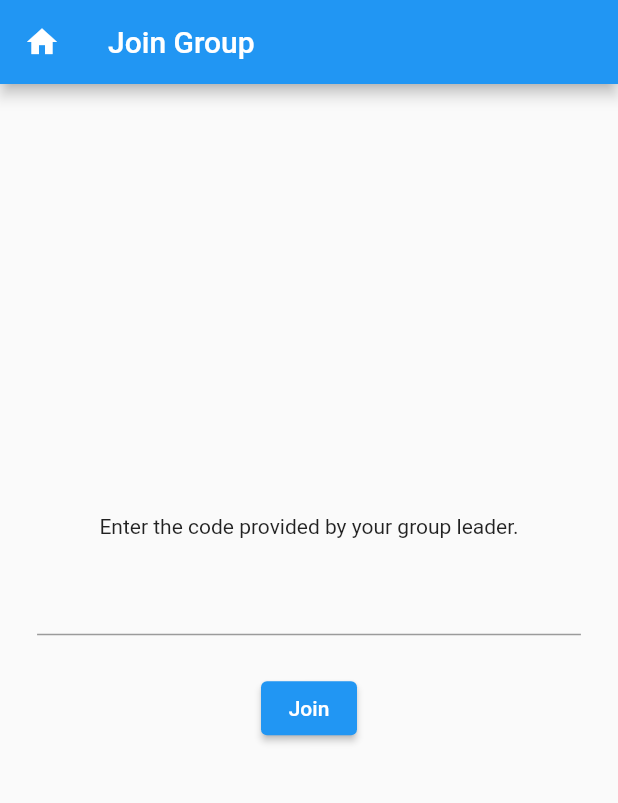
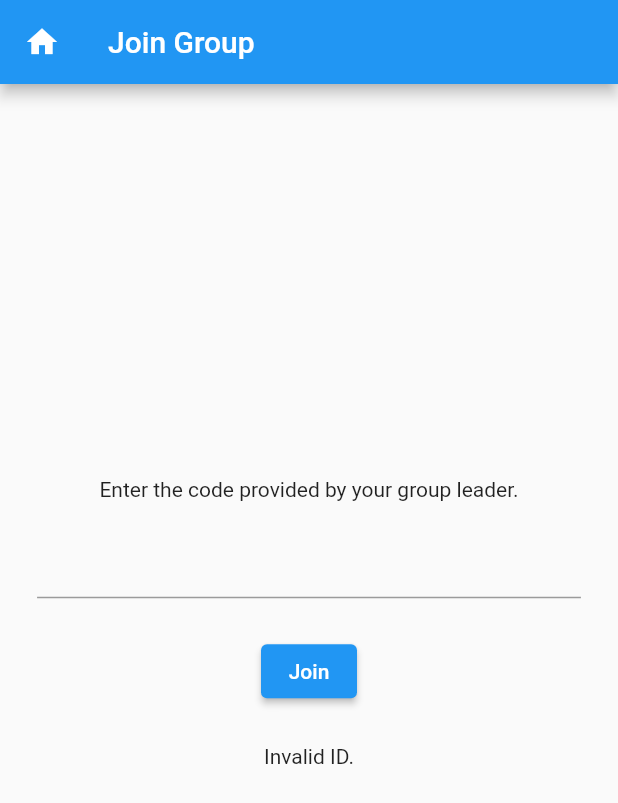
Before and after one commit to NotTYR/proflow, a Flutter app: the JoinGroup screen opened directly, after a tap on "Join", on a phone screen of 412 x 824 dp. Shown: the top 803 px of the screen. Run offline on Flutter 3.47's test engine with Material 2 defaults, Android fonts, the phone set to English and light mode, and no system bars; our stand-ins replace cloud_firestore, dotted_border, equatable, firebase_auth, firebase_core, flutter_easyloading and 8 more; missing offline and left inert: gsheets, onboarding; accounts and stored records are empty; key blocks and very long unbroken strings in the code were emptied for the run.

Commit message:
onboarding page

```diff
--- a/lib/home_page.dart
+++ b/lib/home_page.dart
@@ -5,7 +5,7 @@ import 'package:shared_preferences/shared_preferences.dart';
 import 'package:ProFlow/navigation/student/homepage.dart';
 import 'package:ProFlow/guest_page.dart';
 
-import 'navigation/student/create group/proposal_page.dart';
+import 'navigation/student/create group/create_group.dart';
 
 class HomePage extends StatefulWidget {
   const HomePage({super.key});
--- a/lib/main.dart
+++ b/lib/main.dart
@@ -9,7 +9,7 @@ import 'home_page.dart';
 import 'package:flutter/services.dart';
 import 'package:get_storage/get_storage.dart';
 import 'package:flutter_easyloading/flutter_easyloading.dart';
-import 'navigation/student/create group/proposal_page.dart';
+import 'navigation/student/create group/create_group.dart';
 import 'navigation/student/create group/sheets_api.dart';
 import 'package:ProFlow/utils.dart';
 
--- a/lib/navigation/student/create group/proposal_page.dart
+++ b/lib/navigation/student/create group/create_group.dart
@@ -1,5 +1,6 @@
 import 'package:ProFlow/extensions.dart';
 import 'package:ProFlow/navigation/student/homepage.dart';
+import 'package:ProFlow/navigation/student/onboarding.dart';
 import 'package:cloud_firestore/cloud_firestore.dart';
 import 'package:dotted_border/dotted_border.dart';
 import 'package:firebase_auth/firebase_auth.dart';
@@ -12,6 +13,7 @@ import 'package:flutter_svg/svg.dart';
 import 'package:get/get.dart';
 import 'package:get/get_core/src/get_main.dart';
 import 'package:google_sign_in/google_sign_in.dart';
+import 'package:onboarding/onboarding.dart';
 import 'package:shared_preferences/shared_preferences.dart';
 import '../../../guest_page.dart';
 import '../my project/core/values/colors.dart';
@@ -66,7 +68,7 @@ class _ProposalPageState extends State<ProposalPage> {
               Container(
                   width: MediaQuery.of(context).size.width * 0.6,
                   margin: EdgeInsets.only(
-                    bottom: 4.0.hp,
+                    bottom: 3.0.hp,
                   ),
                   child: const FittedBox(
                       child: Text(
@@ -128,7 +130,7 @@ class _ProposalPageState extends State<ProposalPage> {
                                   Navigator.push(
                                     context,
                                     MaterialPageRoute(
-                                        builder: (context) => StudentPage()),
+                                        builder: (context) => OnboardingPage()),
                                   );
                                 },
                               ),
@@ -225,8 +227,7 @@ class _JoinGroupState extends State<JoinGroup> {
                       groupexists = true;
                     }
                   }
-                  print('hi');
-                  if (groupexists) {
+                  if (groupexists == true) {
                     success = true;
                     print('join');
                     final docs = await firestore
@@ -239,15 +240,48 @@ class _JoinGroupState extends State<JoinGroup> {
                         .collection('groups')
                         .doc(controller.text)
                         .update({"members": members});
-                    controlled = 'Joined';
+                    setState(() {
+                      controlled = '';
+                    });
+                    showDialog<void>(
+                      context: context,
+                      barrierDismissible: false, // user must tap button
+                      builder: (BuildContext context) {
+                        return AlertDialog(
+                          title: const Text('Join Success'),
+                          content: SingleChildScrollView(
+                            child: ListBody(
+                              children: <Widget>[
+                                Text('Group ID: ' + controller.text),
+                              ],
+                            ),
+                          ),
+                          actions: <Widget>[
+                            TextButton(
+                              child: const Text('Proceed'),
+                              onPressed: () {
+                                Navigator.push(
+                                  context,
+                                  MaterialPageRoute(
+                                      builder: (context) => OnboardingPage()),
+                                );
+                              },
+                            ),
+                          ],
+                        );
+                      },
+                    );
                   } else {
                     success = false;
-                    controlled = 'Invalid ID.';
+                    setState(() {
+                      controlled = 'Invalid ID.';
+                    });
                   }
                 },
                 child: Text('Join')),
+            SizedBox(height: 3.0.hp),
             Text(controlled),
-            SizedBox(height: 3.0.hp),
+            SizedBox(height: 6.0.hp),
           ],
         ),
       ),
--- a/lib/navigation/student/create group/find_mentor.dart
+++ b/lib/navigation/student/create group/find_mentor.dart
@@ -1,4 +1,4 @@
-import 'package:ProFlow/navigation/student/create%20group/proposal_page.dart';
+import 'package:ProFlow/navigation/student/create%20group/create_group.dart';
 import 'package:flutter/material.dart';
 import 'package:flutter/services.dart';
 import '../../../appbar.dart';
--- a/lib/navigation/student/homepage.dart
+++ b/lib/navigation/student/homepage.dart
@@ -1,7 +1,7 @@
 import 'package:ProFlow/extensions.dart';
 import 'package:ProFlow/navigation/student/text%20and%20voice/chat_page.dart';
 import 'package:flutter_svg/flutter_svg.dart';
-import 'package:ProFlow/navigation/student/create%20group/proposal_page.dart';
+import 'package:ProFlow/navigation/student/create%20group/create_group.dart';
 import 'package:ProFlow/navigation/student/forum/forum.dart';
 import 'package:ProFlow/navigation/student/my%20project/modules/home/view.dart';
 import 'package:flutter/material.dart';
--- /dev/null
+++ b/lib/navigation/student/onboarding.dart
@@ -0,0 +1,327 @@
+import 'package:ProFlow/extensions.dart';
+import 'package:ProFlow/navigation/student/homepage.dart';
+import 'package:ProFlow/navigation/student/my%20project/core/values/colors.dart';
+import 'package:flutter/material.dart';
+import 'package:onboarding/onboarding.dart';
+
+class OnboardingPage extends StatefulWidget {
+  const OnboardingPage({super.key});
+
+  @override
+  State<OnboardingPage> createState() => _OnboardingPageState();
+}
+
+class _OnboardingPageState extends State<OnboardingPage> {
+  late Material materialButton;
+  late int index;
+  final onboardingPagesList = [
+    PageModel(
+      widget: DecoratedBox(
+        decoration: BoxDecoration(
+          border: Border.all(
+            width: 0.0,
+            color: Colors.white,
+          ),
+        ),
+        child: SingleChildScrollView(
+          controller: ScrollController(),
+          child: Column(
+            children: [
+              Padding(
+                padding: const EdgeInsets.symmetric(
+                  horizontal: 45.0,
+                  vertical: 60.0,
+                ),
+                child: Image.asset('assets/logo.png'),
+              ),
+              const Padding(
+                padding: EdgeInsets.symmetric(horizontal: 45.0),
+                child: Align(
+                  alignment: Alignment.centerLeft,
+                  child: Text(
+                    'PROJECT MANAGEMENT, REDEFINED',
+                    style: TextStyle(
+                      fontSize: 20.0,
+                      fontWeight: FontWeight.bold,
+                    ),
+                    textAlign: TextAlign.left,
+                  ),
+                ),
+              ),
+              const Padding(
+                padding: EdgeInsets.symmetric(horizontal: 45.0, vertical: 20.0),
+                child: Align(
+                  alignment: Alignment.centerLeft,
+                  child: Text(
+                    "It's time to revolutionise the way you work!",
+                    style: TextStyle(
+                      fontWeight: FontWeight.normal,
+                    ),
+                    textAlign: TextAlign.left,
+                  ),
+                ),
+              ),
+            ],
+          ),
+        ),
+      ),
+    ),
+    PageModel(
+      widget: DecoratedBox(
+        decoration: BoxDecoration(
+          border: Border.all(
+            width: 0.0,
+            color: Colors.white,
+          ),
+        ),
+        child: SingleChildScrollView(
+          controller: ScrollController(),
+          child: Column(
+            children: [
+              Padding(
+                padding: const EdgeInsets.symmetric(
+                  horizontal: 45.0,
+                  vertical: 50.0,
+                ),
+                child: Image.asset(
+                  'assets/tasklist.png',
+                ),
+              ),
+              const Padding(
+                padding: EdgeInsets.symmetric(horizontal: 45.0),
+                child: Align(
+                  alignment: Alignment.centerLeft,
+                  child: Text(
+                    'TO-DO LIST',
+                    style: TextStyle(
+                      fontSize: 20.0,
+                      fontWeight: FontWeight.bold,
+                    ),
+                    textAlign: TextAlign.left,
+                  ),
+                ),
+              ),
+              const Padding(
+                padding: EdgeInsets.symmetric(horizontal: 45.0, vertical: 20.0),
+                child: Align(
+                  alignment: Alignment.centerLeft,
+                  child: Text(
+                    'Add tasks, subtasks and assign them to different people',
+                    style: TextStyle(
+                      fontWeight: FontWeight.normal,
+                    ),
+                    textAlign: TextAlign.left,
+                  ),
+                ),
+              ),
+            ],
+          ),
+        ),
+      ),
+    ),
+    PageModel(
+      widget: DecoratedBox(
+        decoration: BoxDecoration(
+          border: Border.all(
+            width: 0.0,
+            color: Colors.white,
+          ),
+        ),
+        child: SingleChildScrollView(
+          controller: ScrollController(),
+          child: Column(
+            children: [
+              Padding(
+                padding: const EdgeInsets.symmetric(
+                  horizontal: 45.0,
+                  vertical: 60.0,
+                ),
+                child: Icon(Icons.chat),
+              ),
+              const Padding(
+                padding: EdgeInsets.symmetric(horizontal: 45.0),
+                child: Align(
+                  alignment: Alignment.centerLeft,
+                  child: Text(
+                    'GROUP CHAT',
+                    style: TextStyle(
+                      fontSize: 20.0,
+                      fontWeight: FontWeight.bold,
+                    ),
+                    textAlign: TextAlign.left,
+                  ),
+                ),
+              ),
+              const Padding(
+                padding: EdgeInsets.symmetric(horizontal: 45.0, vertical: 20.0),
+                child: Align(
+                  alignment: Alignment.centerLeft,
+                  child: Text(
+                    "Your mentor not reading your messages due to his flooded Google Chat? Here's the solution.",
+                    style: TextStyle(
+                      fontWeight: FontWeight.normal,
+                    ),
+                    textAlign: TextAlign.left,
+                  ),
+                ),
+              ),
+            ],
+          ),
+        ),
+      ),
+    ),
+    PageModel(
+      widget: DecoratedBox(
+        decoration: BoxDecoration(
+          border: Border.all(
+            width: 0.0,
+            color: Colors.white,
+          ),
+        ),
+        child: SingleChildScrollView(
+          controller: ScrollController(),
+          child: Column(
+            children: [
+              Padding(
+                padding: const EdgeInsets.symmetric(
+                  horizontal: 45.0,
+                  vertical: 40.0,
+                ),
+                child: Image.asset('assets/forum.png'),
+              ),
+              const Padding(
+                padding: EdgeInsets.symmetric(horizontal: 45.0),
+                child: Align(
+                  alignment: Alignment.centerLeft,
+                  child: Text(
+                    'FORUM',
+                    style: TextStyle(
+                      fontSize: 20.0,
+                      fontWeight: FontWeight.bold,
+                    ),
+                    textAlign: TextAlign.left,
+                  ),
+                ),
+              ),
+              const Padding(
+                padding: EdgeInsets.symmetric(horizontal: 45.0, vertical: 20.0),
+                child: Align(
+                  alignment: Alignment.centerLeft,
+                  child: Text(
+                    "Share ideas or discuss issues with the community of HCI students embarking on PW like you.",
+                    style: TextStyle(
+                      fontWeight: FontWeight.normal,
+                    ),
+                    textAlign: TextAlign.left,
+                  ),
+                ),
+              ),
+            ],
+          ),
+        ),
+      ),
+    ),
+  ];
+
+  @override
+  void initState() {
+    super.initState();
+    materialButton = _skipButton();
+    index = 0;
+  }
+
+  Material _skipButton({void Function(int)? setIndex}) {
+    return Material(
+      borderRadius: defaultSkipButtonBorderRadius,
+      child: InkWell(
+        borderRadius: defaultSkipButtonBorderRadius,
+        onTap: () {
+          if (setIndex != null) {
+            index = 3;
+            setIndex(3);
+          }
+        },
+        child: const Padding(
+          padding: defaultSkipButtonPadding,
+          child: Text(
+            'Skip',
+          ),
+        ),
+      ),
+    );
+  }
+
+  Material get _signupButton {
+    return Material(
+      borderRadius: defaultProceedButtonBorderRadius,
+      child: InkWell(
+        borderRadius: defaultProceedButtonBorderRadius,
+        onTap: () {
+          Navigator.push(
+            context,
+            MaterialPageRoute(builder: (context) => StudentPage()),
+          );
+        },
+        child: const Padding(
+          padding: defaultProceedButtonPadding,
+          child: Text(
+            "Let's Go!",
+          ),
+        ),
+      ),
+    );
+  }
+
+  @override
+  Widget build(BuildContext context) {
+    return MaterialApp(
+      debugShowCheckedModeBanner: false,
+      home: Scaffold(
+        appBar: AppBar(
+          title: Text('Welcome to ProFlow'),
+        ),
+        body: Onboarding(
+          pages: onboardingPagesList,
+          onPageChange: (int pageIndex) {
+            index = pageIndex;
+          },
+          startPageIndex: 0,
+          footerBuilder: (context, dragDistance, pagesLength, setIndex) {
+            return DecoratedBox(
+              decoration: BoxDecoration(
+                border: Border.all(
+                  width: 0.0,
+                ),
+              ),
+              child: ColoredBox(
+                color: Colors.blue,
+                child: Padding(
+                  padding: const EdgeInsets.all(45.0),
+                  child: Row(
+                    mainAxisAlignment: MainAxisAlignment.spaceBetween,
+                    children: [
+                      CustomIndicator(
+                        netDragPercent: dragDistance,
+                        pagesLength: pagesLength,
+                        indicator: Indicator(
+                          indicatorDesign: IndicatorDesign.line(
+                            lineDesign: LineDesign(
+                              lineType: DesignType.line_uniform,
+                            ),
+                          ),
+                        ),
+                      ),
+                      index == pagesLength - 1
+                          ? _signupButton
+                          : _skipButton(setIndex: setIndex)
+                    ],
+                  ),
+                ),
+              ),
+            );
+          },
+        ),
+      ),
+    );
+  }
+}
--- a/lib/navigation/teacher/homepage.dart
+++ b/lib/navigation/teacher/homepage.dart
@@ -1,7 +1,7 @@
 import 'package:ProFlow/home_page.dart';
 import 'package:ProFlow/navigation/student/text%20and%20voice/chat_page.dart';
 import 'package:flutter_svg/flutter_svg.dart';
-import 'package:ProFlow/navigation/student/create%20group/proposal_page.dart';
+import 'package:ProFlow/navigation/student/create%20group/create_group.dart';
 import 'package:ProFlow/navigation/student/create%20group/find_mentor.dart';
 import 'package:ProFlow/navigation/student/forum/forum.dart';
 import 'package:ProFlow/navigation/student/my%20project/modules/home/view.dart';
--- a/pubspec.yaml
+++ b/pubspec.yaml
@@ -35,6 +35,7 @@ dependencies:
   flutter_chat_ui: ^1.6.6
   grouped_list: ^5.1.2
   chat_bubbles: ^1.4.0
+  onboarding: ^3.1.0
 
 dev_dependencies:
   flutter_test:
@@ -62,3 +63,5 @@ flutter:
     - assets/logo.png
     - assets/search.png
     - assets/logo-ZUa.png
+    - assets/tasklist.png
+    - assets/forum.png
```
Also changed, not shown: assets/forum.png (added), assets/tasklist.png (added), pubspec.lock.
